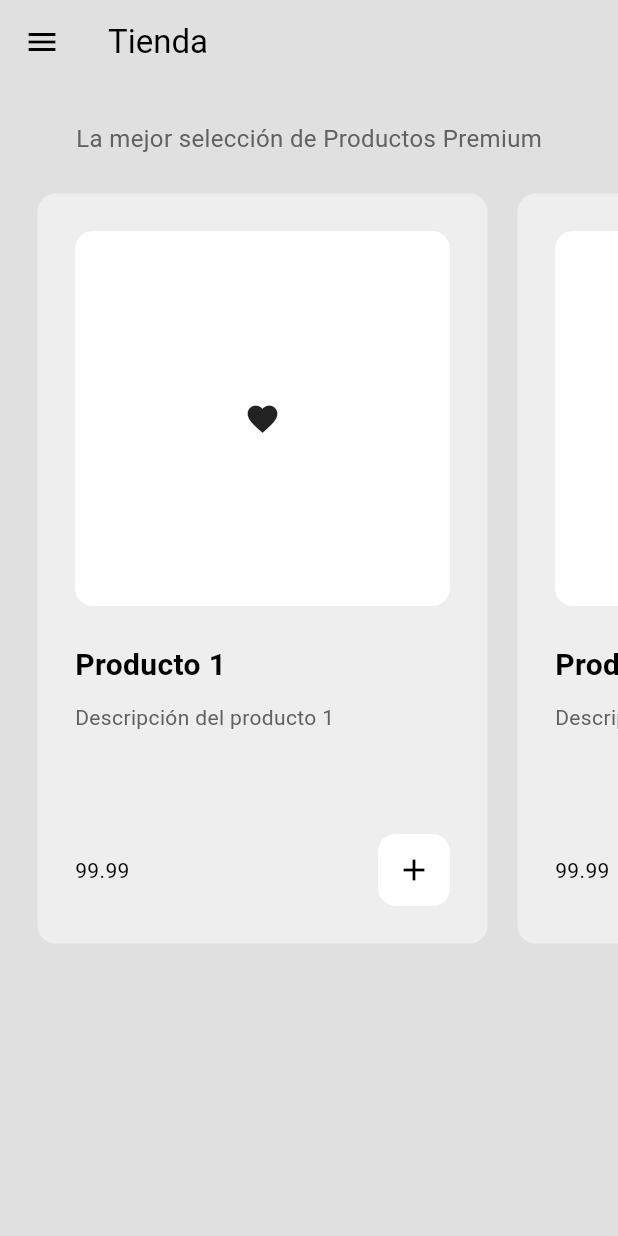
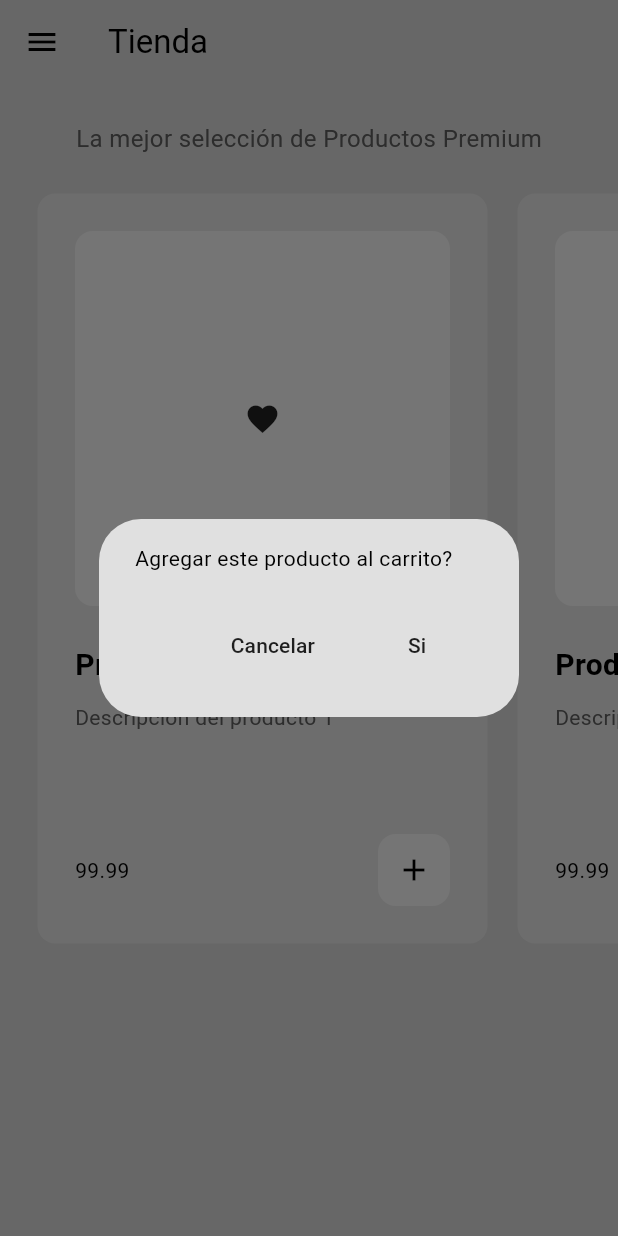
Before and after one commit to XamalionDev71/e401_ecommerce, a Flutter app: the ShopPage screen opened by its route, after a tap on the "add" icon, on a phone screen of 412 x 824 dp. Run offline on Flutter 3.47's test engine with Material 3 defaults, Android fonts, the phone set to English and light mode, and no system bars.

Commit message:
commit4 13May2025

```diff
--- a/lib/components/mi_tarjeta_producto.dart
+++ b/lib/components/mi_tarjeta_producto.dart
@@ -1,10 +1,35 @@
 import 'package:e401_ecommerce/models/producto.dart';
+import 'package:e401_ecommerce/models/tienda.dart';
 import 'package:flutter/material.dart';
+import 'package:provider/provider.dart';
 
 class MiTarjetaProducto extends StatelessWidget {
   final Producto producto;
 
   const MiTarjetaProducto({super.key, required this.producto});
+
+  void agregarAlCarrito(BuildContext context) {
+    showDialog(
+      context: context,
+      builder:
+          (context) => AlertDialog(
+            content: Text('Agregar este producto al carrito?'),
+            actions: [
+              MaterialButton(
+                onPressed: () => Navigator.pop(context),
+                child: Text('Cancelar'),
+              ),
+              MaterialButton(
+                onPressed: () {
+                  Navigator.pop(context);
+                  context.read<Tienda>().agregarAlCarrito(producto);
+                },
+                child: Text('Si'),
+              ),
+            ],
+          ),
+    );
+  }
 
   @override
   Widget build(BuildContext context) {
@@ -67,7 +92,9 @@ class MiTarjetaProducto extends StatelessWidget {
                   color: theme.secondary,
                   borderRadius: BorderRadius.circular(12),
                 ),
-                child: IconButton(onPressed: () {}, icon: Icon(Icons.add)),
+                child: IconButton(
+                  onPressed: () => agregarAlCarrito(context),
+                  icon: Icon(Icons.add)),
               ),
             ],
           ),
```
